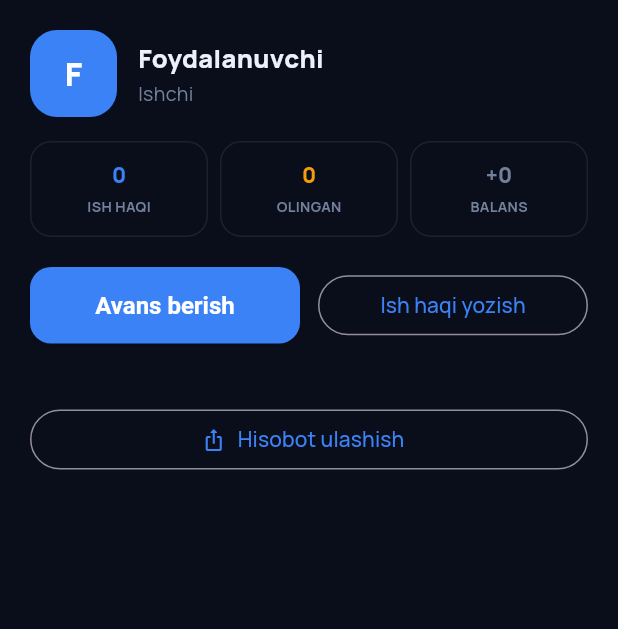
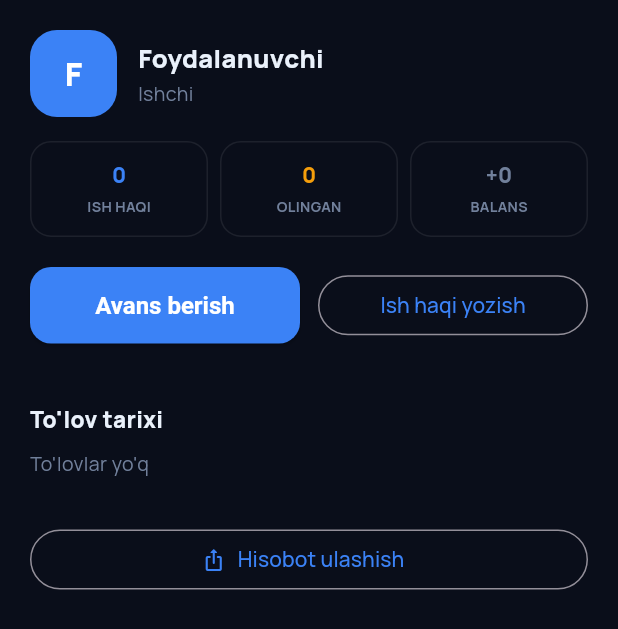
Before and after one commit to Bekzod131313/Prorab, a Flutter app: the _WorkerDetailSheet widget shown alone on an empty page, opened directly with empty values, on a phone screen of 412 x 824 dp. Shown: the top 629 px of the screen. Run offline on Flutter 3.47's test engine with Material 3 defaults, Android fonts, the phone set to English and light mode, and no system bars; our stand-ins replace google_fonts, share_plus, shared_preferences, supabase_flutter; accounts and stored records are empty.

Commit message:
feat: worker payment history in detail sheet

```diff
--- a/flutter_app/lib/screens/workers_screen.dart
+++ b/flutter_app/lib/screens/workers_screen.dart
@@ -5,6 +5,8 @@ import 'package:share_plus/share_plus.dart';
 import '../data/member_repository.dart';
 import '../data/project_repository.dart';
 import '../data/worker_repository.dart';
+import '../main.dart';
+import '../models/transaction.dart';
 import '../models/worker.dart';
 import '../theme/app_theme.dart';
 import '../widgets/add_member_sheet.dart';
@@ -422,6 +424,43 @@ class _WorkerDetailSheet extends StatefulWidget {
 
 class _WorkerDetailSheetState extends State<_WorkerDetailSheet> {
   final _repo = WorkerRepository();
+  List<ProjectTransaction> _payments = [];
+  bool _paymentsLoaded = false;
+  Map<String, String> _obNames = {};
+
+  @override
+  void initState() {
+    super.initState();
+    _loadPayments();
+    _obNames = {for (final o in widget.worker.obsList) o.obId: o.obNomi};
+  }
+
+  Future<void> _loadPayments() async {
+    final obIds = widget.worker.obsList.map((o) => o.obId).toList();
+    if (obIds.isEmpty) {
+      setState(() => _paymentsLoaded = true);
+      return;
+    }
+    try {
+      final rows = await supabase
+          .from('transactions')
+          .select('*')
+          .inFilter('ob_id', obIds)
+          .eq('to_user', widget.worker.userId)
+          .inFilter('tur', ['send', 'ishhaqi'])
+          .order('tx_date', ascending: false)
+          .limit(50);
+      final txs = (rows as List).map((r) => ProjectTransaction.fromMap(r as Map<String, dynamic>)).toList();
+      if (!mounted) return;
+      setState(() {
+        _payments = txs;
+        _paymentsLoaded = true;
+      });
+    } catch (_) {
+      if (!mounted) return;
+      setState(() => _paymentsLoaded = true);
+    }
+  }
 
   Future<void> _openAmountSheet({required String title, required bool isAvans}) async {
     final worker = widget.worker;
@@ -639,6 +678,76 @@ class _WorkerDetailSheetState extends State<_WorkerDetailSheet> {
           ),
         ],
         const SizedBox(height: 20),
+        Row(
+          children: [
+            const Expanded(child: Text("To'lov tarixi", style: TextStyle(fontSize: 15, fontWeight: FontWeight.w800))),
+            if (!_paymentsLoaded) const SizedBox(width: 16, height: 16, child: CircularProgressIndicator(strokeWidth: 2)),
+          ],
+        ),
+        const SizedBox(height: 10),
+        if (_paymentsLoaded && _payments.isEmpty)
+          const Padding(
+            padding: EdgeInsets.only(bottom: 10),
+            child: Text("To'lovlar yo'q", style: TextStyle(color: AppColors.muted, fontSize: 13)),
+          )
+        else if (_payments.isNotEmpty)
+          Container(
+            decoration: BoxDecoration(
+              color: AppColors.bg,
+              borderRadius: BorderRadius.circular(14),
+              border: Border.all(color: AppColors.border),
+            ),
+            child: Column(
+              children: [
+                for (var i = 0; i < _payments.length && i < 10; i++) ...[
+                  Builder(builder: (_) {
+                    final tx = _payments[i];
+                    final isAvans = tx.tur == 'send';
+                    final color = isAvans ? const Color(0xFFF59E0B) : AppColors.accent;
+                    final label = isAvans ? 'Avans' : 'Ish haqi';
+                    final dateStr = DateFormat('dd.MM.yy').format(tx.date);
+                    return Container(
+                      padding: const EdgeInsets.symmetric(horizontal: 14, vertical: 11),
+                      decoration: BoxDecoration(
+                        border: i < (_payments.length > 10 ? 9 : _payments.length - 1)
+                            ? const Border(bottom: BorderSide(color: AppColors.border))
+                            : null,
+                      ),
+                      child: Row(
+                        children: [
+                          Container(
+                            width: 32,
+                            height: 32,
+                            alignment: Alignment.center,
+                            decoration: BoxDecoration(color: color.withOpacity(0.13), borderRadius: BorderRadius.circular(10)),
+                            child: Icon(isAvans ? Icons.send_rounded : Icons.payments_rounded, size: 15, color: color),
+                          ),
+                          const SizedBox(width: 10),
+                          Expanded(
+                            child: Column(
+                              crossAxisAlignment: CrossAxisAlignment.start,
+                              children: [
+                                Text(label, style: TextStyle(fontSize: 12.5, fontWeight: FontWeight.w700, color: color)),
+                                Text(_obNames[tx.obId] ?? '', style: const TextStyle(fontSize: 11, color: AppColors.muted), overflow: TextOverflow.ellipsis),
+                              ],
+                            ),
+                          ),
+                          Column(
+                            crossAxisAlignment: CrossAxisAlignment.end,
+                            children: [
+                              Text('+${formatMoney(tx.summa)}', style: const TextStyle(fontSize: 13.5, fontWeight: FontWeight.w900, color: Color(0xFF22C55E))),
+                              Text(dateStr, style: const TextStyle(fontSize: 10, color: AppColors.muted)),
+                            ],
+                          ),
+                        ],
+                      ),
+                    );
+                  }),
+                ],
+              ],
+            ),
+          ),
+        const SizedBox(height: 20),
         OutlinedButton.icon(
           onPressed: () {
             final w = widget.worker;
```
